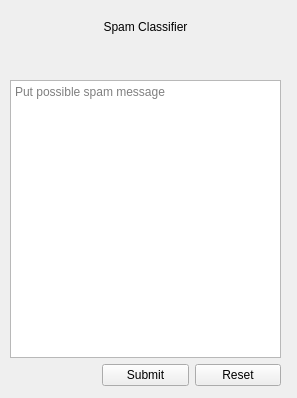
First picture: the form in Desktop/Views/spam_classifier_view.ui, repository J-M-Bell/SpamClassifier, before the edit.
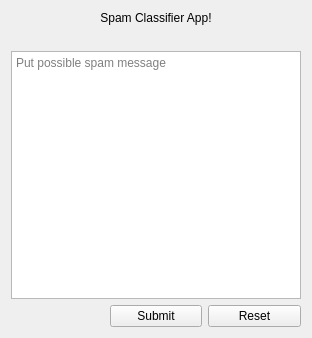
Second picture: the form after the edit. Icons and pictures are not drawn.

Commit message: Views (Desktop) - editted pixmap and added window expansion constraints

```diff
--- a/Desktop/Views/spam_classifier_view.ui
+++ b/Desktop/Views/spam_classifier_view.ui
@@ -6,24 +6,39 @@
    <rect>
     <x>0</x>
     <y>0</y>
-    <width>297</width>
-    <height>398</height>
+    <width>312</width>
+    <height>338</height>
    </rect>
   </property>
+  <property name="sizePolicy">
+   <sizepolicy hsizetype="Expanding" vsizetype="Expanding">
+    <horstretch>0</horstretch>
+    <verstretch>0</verstretch>
+   </sizepolicy>
+  </property>
+  <property name="maximumSize">
+   <size>
+    <width>400</width>
+    <height>400</height>
+   </size>
+  </property>
   <property name="windowTitle">
    <string>Form</string>
   </property>
-  <widget class="QWidget" name="verticalLayoutWidget">
-   <property name="geometry">
-    <rect>
-     <x>10</x>
-     <y>20</y>
-     <width>271</width>
-     <height>366</height>
-    </rect>
-   </property>
+  <layout class="QGridLayout" name="gridLayout_2">
+   <item row="0" column="0">
    <layout class="QGridLayout" name="gridLayout">
-    <item row="8" column="0">
+     <item row="6" column="0">
+      <widget class="QTextEdit" name="messageTextBox">
+       <property name="sizeAdjustPolicy">
+        <enum>QAbstractScrollArea::SizeAdjustPolicy::AdjustIgnored</enum>
+       </property>
+       <property name="placeholderText">
+        <string>Put possible spam message</string>
+       </property>
+      </widget>
+     </item>
+     <item row="7" column="0">
      <layout class="QHBoxLayout" name="horizontalLayout">
       <item>
        <widget class="QLabel" name="resultLabel">
@@ -51,7 +66,7 @@
     <item row="0" column="0">
      <widget class="QLabel" name="title">
       <property name="text">
-       <string>Spam Classifier</string>
+        <string>Spam Classifier App!</string>
       </property>
       <property name="alignment">
        <set>Qt::AlignmentFlag::AlignCenter</set>
@@ -84,41 +99,9 @@
       </item>
      </layout>
     </item>
-    <item row="7" column="0">
-     <widget class="QTextEdit" name="messageTextBox">
-      <property name="sizeAdjustPolicy">
-       <enum>QAbstractScrollArea::SizeAdjustPolicy::AdjustIgnored</enum>
-      </property>
-      <property name="placeholderText">
-       <string>Put possible spam message</string>
-      </property>
-     </widget>
-    </item>
-    <item row="2" column="0">
-     <layout class="QHBoxLayout" name="horizontalLayout_3">
-      <item>
-       <widget class="QLabel" name="label">
-        <property name="maximumSize">
-         <size>
-          <width>100</width>
-          <height>100</height>
-         </size>
-        </property>
-        <property name="text">
-         <string/>
-        </property>
-        <property name="pixmap">
-         <pixmap resource="../resources.qrc">:/resources/Images/detective2.png</pixmap>
-        </property>
-        <property name="scaledContents">
-         <bool>true</bool>
-        </property>
-       </widget>
-      </item>
      </layout>
     </item>
    </layout>
-  </widget>
  </widget>
  <resources>
   <include location="../resources.qrc"/>
```
Lines whose indentation alone changed are shown as unchanged.
